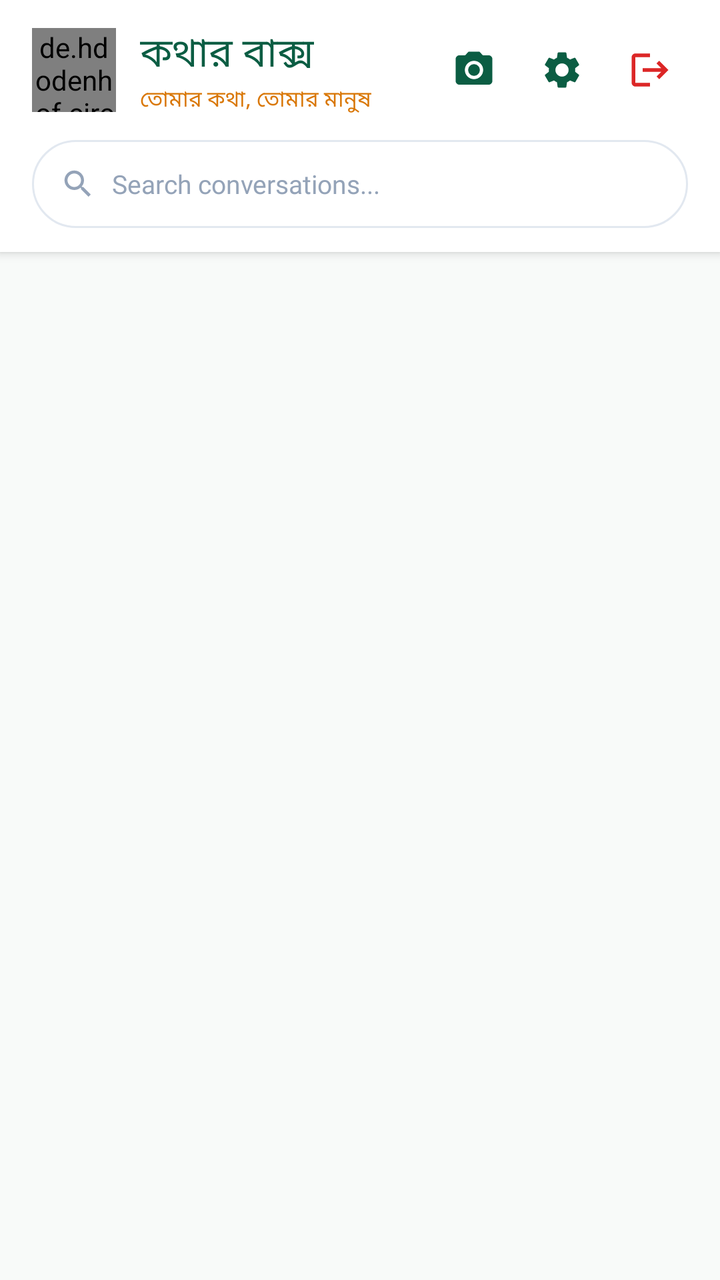
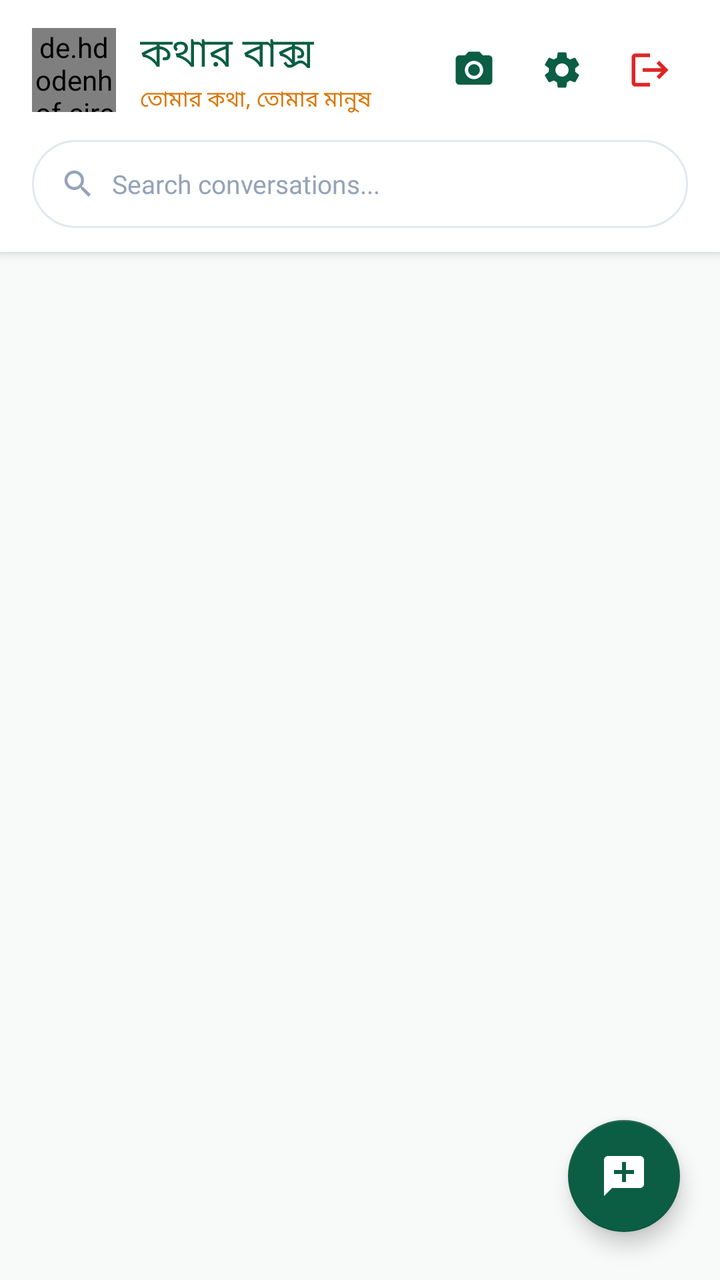

Before-and-after screenshots of an Android layout around one commit, followed by the original layout XML and the change that was made.
<!-- AndroidManifest.xml: application theme Theme.KotharBaksho -->
<!-- res/layout/activity_main.xml -->
<?xml version="1.0" encoding="utf-8"?>
<androidx.coordinatorlayout.widget.CoordinatorLayout xmlns:android="http://schemas.android.com/apk/res/android"
    xmlns:app="http://schemas.android.com/apk/res-auto"
    xmlns:tools="http://schemas.android.com/tools"
    android:layout_width="match_parent"
    android:layout_height="match_parent"
    android:background="@color/bg_main"
    tools:context=".MainActivity">

    <LinearLayout
        android:layout_width="match_parent"
        android:layout_height="match_parent"
        android:orientation="vertical">

        
        <androidx.cardview.widget.CardView
            android:id="@+id/appBarCard"
            android:layout_width="match_parent"
            android:layout_height="wrap_content"
            app:cardBackgroundColor="@color/surface_card"
            app:cardElevation="3dp"
            app:cardCornerRadius="0dp">

            <LinearLayout
                android:layout_width="match_parent"
                android:layout_height="wrap_content"
                android:orientation="vertical"
                android:paddingStart="16dp"
                android:paddingEnd="16dp"
                android:paddingTop="12dp"
                android:paddingBottom="12dp">

                <RelativeLayout
                    android:layout_width="match_parent"
                    android:layout_height="wrap_content">

                    <de.hdodenhof.circleimageview.CircleImageView
                        android:id="@+id/myProfileImg"
                        android:layout_width="42dp"
                        android:layout_height="42dp"
                        android:layout_alignParentStart="true"
                        android:layout_centerVertical="true"
                        android:src="@drawable/photocamera"
                        app:civ_border_color="@color/primary"
                        app:civ_border_width="1.5dp" />

                    <LinearLayout
                        android:layout_width="0dp"
                        android:layout_height="wrap_content"
                        android:layout_toEndOf="@id/myProfileImg"
                        android:layout_toStartOf="@+id/headerActions"
                        android:layout_centerVertical="true"
                        android:layout_marginStart="12dp"
                        android:layout_marginEnd="8dp"
                        android:orientation="vertical">

                        <TextView
                            android:id="@+id/appTitle"
                            android:layout_width="wrap_content"
                            android:layout_height="wrap_content"
                            android:ellipsize="end"
                            android:fontFamily="@font/poppins_bold"
                            android:maxLines="1"
                            android:text="@string/app_name_bengali"
                            android:textColor="@color/primary"
                            android:textSize="20sp" />

                        <TextView
                            android:id="@+id/myStatus"
                            android:layout_width="wrap_content"
                            android:layout_height="wrap_content"
                            android:ellipsize="end"
                            android:fontFamily="@font/poppins_regular"
                            android:maxLines="1"
                            android:text="@string/tagline_bengali"
                            android:textColor="@color/accent_gold_dark"
                            android:textSize="11sp" />
                    </LinearLayout>

                    <LinearLayout
                        android:id="@+id/headerActions"
                        android:layout_width="wrap_content"
                        android:layout_height="wrap_content"
                        android:layout_alignParentEnd="true"
                        android:layout_centerVertical="true"
                        android:orientation="horizontal">

                        <ImageView
                            android:id="@+id/camBut"
                            android:layout_width="38dp"
                            android:layout_height="38dp"
                            android:background="?attr/selectableItemBackgroundBorderless"
                            android:padding="8dp"
                            android:src="@drawable/ic_camera_vector"
                            app:tint="@color/primary" />

                        <ImageView
                            android:id="@+id/settingBut"
                            android:layout_width="38dp"
                            android:layout_height="38dp"
                            android:layout_marginStart="6dp"
                            android:background="?attr/selectableItemBackgroundBorderless"
                            android:padding="8dp"
                            android:src="@drawable/ic_settings_vector"
                            app:tint="@color/primary" />

                        <ImageView
                            android:id="@+id/logoutimg"
                            android:layout_width="38dp"
                            android:layout_height="38dp"
                            android:layout_marginStart="6dp"
                            android:background="?attr/selectableItemBackgroundBorderless"
                            android:padding="8dp"
                            android:src="@drawable/ic_logout_vector" />
                    </LinearLayout>

                </RelativeLayout>

                
                <LinearLayout
                    android:layout_width="match_parent"
                    android:layout_height="44dp"
                    android:layout_marginTop="12dp"
                    android:background="@drawable/bg_pill_search"
                    android:gravity="center_vertical"
                    android:orientation="horizontal"
                    android:paddingStart="14dp"
                    android:paddingEnd="14dp">

                    <ImageView
                        android:layout_width="18dp"
                        android:layout_height="18dp"
                        android:src="@drawable/ic_search" />

                    <EditText
                        android:id="@+id/searchEditText"
                        android:layout_width="match_parent"
                        android:layout_height="match_parent"
                        android:layout_marginStart="8dp"
                        android:background="@null"
                        android:fontFamily="@font/poppins_regular"
                        android:hint="Search conversations..."
                        android:imeOptions="actionSearch"
                        android:inputType="text"
                        android:textColor="@color/text_primary"
                        android:textColorHint="@color/text_hint"
                        android:textSize="13sp" />
                </LinearLayout>

            </LinearLayout>

        </androidx.cardview.widget.CardView>

        
        <FrameLayout
            android:layout_width="match_parent"
            android:layout_height="match_parent">

            <androidx.recyclerview.widget.RecyclerView
                android:id="@+id/mainUserRecyclerView"
                android:layout_width="match_parent"
                android:layout_height="match_parent"
                android:clipToPadding="false"
                android:paddingTop="8dp"
                android:paddingBottom="16dp" />

            <LinearLayout
                android:id="@+id/emptyStateLayout"
                android:layout_width="wrap_content"
                android:layout_height="wrap_content"
                android:layout_gravity="center"
                android:gravity="center"
                android:orientation="vertical"
                android:padding="24dp"
                android:visibility="gone">

                <ImageView
                    android:layout_width="64dp"
                    android:layout_height="64dp"
                    android:alpha="0.5"
                    android:src="@drawable/app_logo" />

                <TextView
                    android:layout_width="wrap_content"
                    android:layout_height="wrap_content"
                    android:layout_marginTop="12dp"
                    android:fontFamily="@font/poppins_bold"
                    android:text="No Conversations Yet"
                    android:textColor="@color/primary"
                    android:textSize="15sp" />

                <TextView
                    android:layout_width="wrap_content"
                    android:layout_height="wrap_content"
                    android:layout_marginTop="4dp"
                    android:fontFamily="@font/poppins_regular"
                    android:text="@string/tagline_english"
                    android:textColor="@color/text_secondary"
                    android:textSize="12sp" />

            </LinearLayout>

        </FrameLayout>

    </LinearLayout>

</androidx.coordinatorlayout.widget.CoordinatorLayout>
<!-- resources referenced by this layout -->
<resources>
  <color name="accent_gold_dark">#D97706</color>
  <color name="bg_main">#F8FAF9</color>
  <color name="primary">#0B5D43</color>
  <color name="surface_card">#FFFFFF</color>
  <color name="text_hint">#94A3B8</color>
  <color name="text_primary">#0F172A</color>
  <color name="text_secondary">#64748B</color>
  <!-- drawable bg_pill_search (drawable) -->
  <?xml version="1.0" encoding="utf-8"?>
  <shape xmlns:android="http://schemas.android.com/apk/res/android">
      <solid android:color="@color/surface_card" />
      <stroke android:width="1dp" android:color="@color/divider_line" />
      <corners android:radius="24dp" />
  </shape>
  <!-- drawable ic_camera_vector (drawable) -->
  <vector xmlns:android="http://schemas.android.com/apk/res/android"
      android:width="24dp"
      android:height="24dp"
      android:viewportWidth="24"
      android:viewportHeight="24">
    <path
        android:fillColor="@color/primary"
        android:pathData="M12,12m-3.2,0a3.2,3.2 0,1 1,6.4 0a3.2,3.2 0,1 1,-6.4 0M9,2L7.17,4H4c-1.1,0 -2,0.9 -2,2v12c0,1.1 0.9,2 2,2h16c1.1,0 2,-0.9 2,-2V6c0,-1.1 -0.9,-2 -2,-2h-3.17L15,2H9zm3,15c-2.76,0 -5,-2.24 -5,-5s2.24,-5 5,-5 5,2.24 5,5 -2.24,5 -5,5z"/>
  </vector>
  <!-- drawable ic_logout_vector (drawable) -->
  <vector xmlns:android="http://schemas.android.com/apk/res/android"
      android:width="24dp"
      android:height="24dp"
      android:viewportWidth="24"
      android:viewportHeight="24">
    <path
        android:fillColor="@color/accent_crimson"
        android:pathData="M17,7l-1.41,1.41L18.17,11H8v2h10.17l-2.58,2.58L17,17l5,-5zM4,5h8V3H4c-1.1,0 -2,0.9 -2,2v14c0,1.1 0.9,2 2,2h8v-2H4V5z"/>
  </vector>
  <!-- drawable ic_search (drawable) -->
  <vector xmlns:android="http://schemas.android.com/apk/res/android"
      android:width="24dp"
      android:height="24dp"
      android:viewportWidth="24"
      android:viewportHeight="24">
    <path
        android:fillColor="@color/text_hint"
        android:pathData="M15.5,14h-0.79l-0.28,-0.27C15.41,12.59 16,11.11 16,9.5 16,5.91 13.09,3 9.5,3S3,5.91 3,9.5 5.91,16 9.5,16c1.61,0 3.09,-0.59 4.23,-1.57l0.27,0.28v0.79l5,4.99L20.49,19l-4.99,-5zm-6,0C7.01,14 5,11.99 5,9.5S7.01,5 9.5,5 14,7.01 14,9.5 11.99,14 9.5,14z"/>
  </vector>
  <string name="app_name_bengali">কথার বাক্স</string>
  <string name="tagline_bengali">তোমার কথা, তোমার মানুষ</string>
  <string name="tagline_english">Every conversation has a place</string>
  <style name="Theme.KotharBaksho" parent="Theme.MaterialComponents.DayNight.NoActionBar">
          
          <item name="colorPrimary">@color/primary</item>
          <item name="colorPrimaryVariant">@color/primary_dark</item>
          <item name="colorOnPrimary">@color/white</item>
          
          <item name="colorSecondary">@color/accent_gold</item>
          <item name="colorSecondaryVariant">@color/accent_gold_dark</item>
          <item name="colorOnSecondary">@color/black</item>
          
          <item name="android:statusBarColor">@color/primary_dark</item>
          <item name="android:windowBackground">@color/bg_main</item>
      </style>
  <color name="divider_line">#E2E8F0</color>
  <color name="accent_crimson">#DC2626</color>
  <color name="primary_dark">#064E3B</color>
  <color name="white">#FFFFFFFF</color>
  <color name="accent_gold">#F59E0B</color>
  <color name="black">#FF000000</color>
  <!-- unchanged entries left out for length: 3 -->
</resources>

<!-- the commit's change to res/layout/activity_main.xml (unified diff, before → after) -->
@@ -204,4 +204,19 @@
 
     </LinearLayout>
 
+    
+    <com.google.android.material.floatingactionbutton.FloatingActionButton
+        android:id="@+id/fabNewChat"
+        android:layout_width="wrap_content"
+        android:layout_height="wrap_content"
+        android:layout_gravity="bottom|end"
+        android:layout_marginEnd="20dp"
+        android:layout_marginBottom="24dp"
+        android:contentDescription="New Chat"
+        android:src="@drawable/ic_chat_fab"
+        app:backgroundTint="@color/primary"
+        app:elevation="6dp"
+        app:fabSize="normal"
+        app:tint="@color/white" />
+
 </androidx.coordinatorlayout.widget.CoordinatorLayout>
<!-- resource entries referenced after the edit -->
@@ -23,6 +23,16 @@
     <path
         android:fillColor="@color/primary"
         android:pathData="M12,12m-3.2,0a3.2,3.2 0,1 1,6.4 0a3.2,3.2 0,1 1,-6.4 0M9,2L7.17,4H4c-1.1,0 -2,0.9 -2,2v12c0,1.1 0.9,2 2,2h16c1.1,0 2,-0.9 2,-2V6c0,-1.1 -0.9,-2 -2,-2h-3.17L15,2H9zm3,15c-2.76,0 -5,-2.24 -5,-5s2.24,-5 5,-5 5,2.24 5,5 -2.24,5 -5,5z"/>
+  </vector>
+  <!-- drawable ic_chat_fab (drawable) -->
+  <vector xmlns:android="http://schemas.android.com/apk/res/android"
+      android:width="24dp"
+      android:height="24dp"
+      android:viewportWidth="24"
+      android:viewportHeight="24">
+    <path
+        android:fillColor="@android:color/white"
+        android:pathData="M20,2H4C2.9,2 2,2.9 2,4v18l4,-4h14c1.1,0 2,-0.9 2,-2V4C22,2.9 21.1,2 20,2zM17,11h-4v4h-2v-4H7V9h4V5h2v4h4V11z"/>
   </vector>
   <!-- drawable ic_logout_vector (drawable) -->
   <vector xmlns:android="http://schemas.android.com/apk/res/android"
